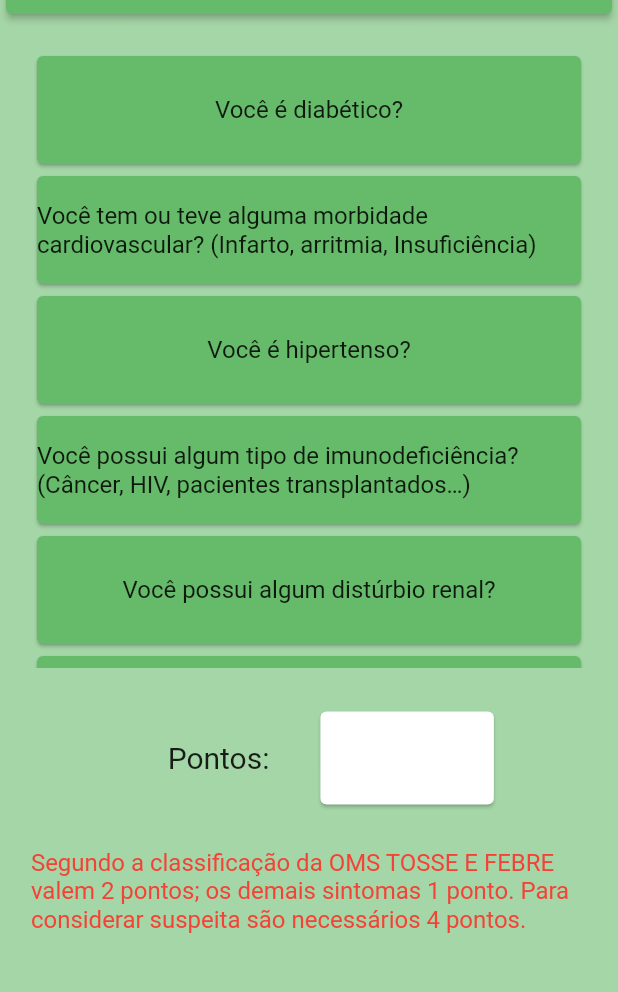
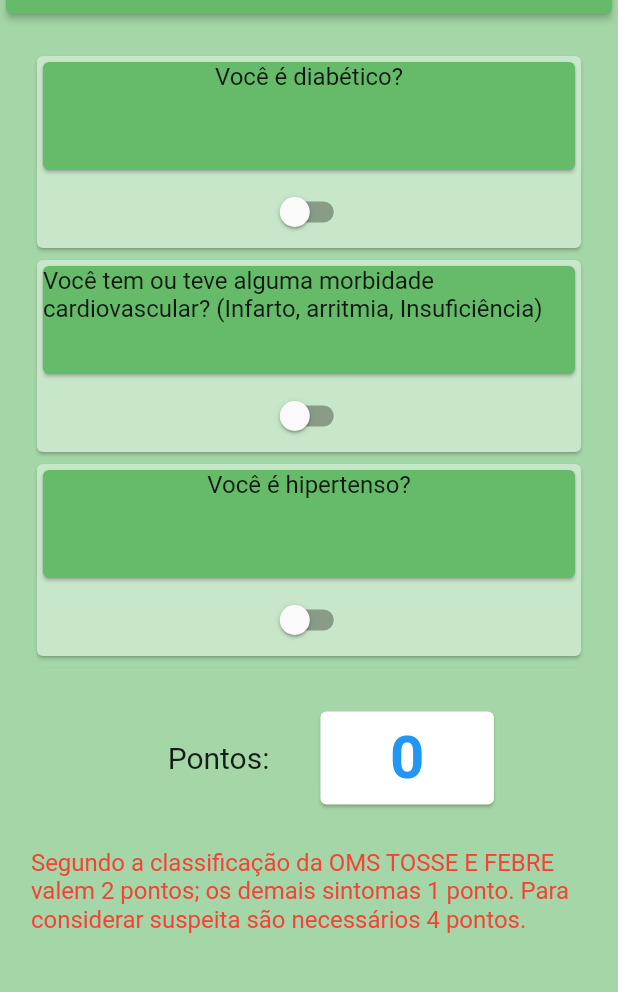
Before and after one commit to FranklinAurelio/Projetos_em_engenharia_da_computacao, a Flutter app: the screen it shows after launch, after a tap on "Anamnese", on a phone screen of 412 x 824 dp, the part 154-1146 px from its top. Run offline on Flutter 3.47's test engine with Material 2 defaults, Android fonts, the light colour scheme and no system bars.

Commit message:
APP: anamnese completa com pontuação

```diff
--- a/covide_app/lib/models/anamnese.dart
+++ b/covide_app/lib/models/anamnese.dart
@@ -3,5 +3,6 @@ import 'package:flutter/material.dart';
 class Project {
   String question;
   bool answer;
-  Project({required this.question, required this.answer});
+  int valor;
+  Project({required this.question, required this.answer, required this.valor});
 }
--- a/covide_app/lib/models/questions.dart
+++ b/covide_app/lib/models/questions.dart
@@ -3,63 +3,91 @@ import 'anamnese.dart';
 
 //listar meus projetos e subir imagem  e descricao no git
 final List<Project> projects = [
-  Project(question: 'Você é diabético?', answer: true),
+  Project(question: 'Você é diabético?', answer: false, valor: 0),
   Project(
       question:
           'Você tem ou teve alguma morbidade cardiovascular? (Infarto, arritmia, Insuficiência)',
-      answer: true),
-  Project(question: 'Você é hipertenso?', answer: true),
+      answer: false,
+      valor: 0),
+  Project(question: 'Você é hipertenso?', answer: false, valor: 0),
   Project(
       question:
           'Você possui algum tipo de imunodeficiência? (Câncer, HIV, pacientes transplantados…)',
-      answer: true),
-  Project(question: 'Você possui algum distúrbio renal?', answer: true),
-  Project(question: 'Você possui algum distúrbio hepático?', answer: true),
-  Project(question: 'Você possui alguma desordem neurológica?', answer: true),
+      answer: false,
+      valor: 0),
+  Project(
+      question: 'Você possui algum distúrbio renal?', answer: false, valor: 0),
+  Project(
+      question: 'Você possui algum distúrbio hepático?',
+      answer: false,
+      valor: 0),
+  Project(
+      question: 'Você possui alguma desordem neurológica?',
+      answer: false,
+      valor: 0),
   Project(
       question:
           'Você possui algum distúrbio respiratório? (Asma, bronquite, Enfisema pulmonar)',
-      answer: true),
-  Project(question: 'Você é fumante?', answer: true),
+      answer: false,
+      valor: 0),
+  Project(question: 'Você é fumante?', answer: false, valor: 0),
   Project(
       question: 'Você teve febre nos últimos dias acima de 37,8°C? ',
-      answer: true),
+      answer: false,
+      valor: 2),
   Project(
       question: 'Você teve tosse nos últimos dias? (com ou sem secreção)',
-      answer: true),
-  Project(question: 'Está com dor de garganta?', answer: true),
+      answer: false,
+      valor: 2),
+  Project(question: 'Está com dor de garganta?', answer: false, valor: 1),
   Project(
       question:
           'Apresentou ou apresenta dificuldade para respirar mesmo com esforços leves ou em repouso?',
-      answer: true),
+      answer: false,
+      valor: 1),
   Project(
       question: 'Você teve/ ou está tendo diarréia nos últimos dias?',
-      answer: true),
-  Project(question: 'Apresenta náuseas ou vômitos?', answer: true),
+      answer: false,
+      valor: 1),
+  Project(question: 'Apresenta náuseas ou vômitos?', answer: false, valor: 1),
   Project(
-      question: 'Tem dor de cefaleia (dor de cabeça) frequente?', answer: true),
+      question: 'Tem dor de cefaleia (dor de cabeça) frequente?',
+      answer: false,
+      valor: 1),
   Project(
       question: 'Tem notado que está sentindo menos o gosto dos alimentos?',
-      answer: true),
+      answer: false,
+      valor: 1),
   Project(
       question: 'Tem notado que está sentindo menos o cheiro das coisas?',
-      answer: true),
-  Project(question: 'Está com coriza? ( Nariz escorrendo?)', answer: true),
-  Project(question: 'Está com o nariz entupido?', answer: true),
+      answer: false,
+      valor: 1),
+  Project(
+      question: 'Está com coriza? ( Nariz escorrendo?)',
+      answer: false,
+      valor: 1),
+  Project(question: 'Está com o nariz entupido?', answer: false, valor: 1),
   Project(
       question: 'Nos últimos 14 dias você manteve o isolamento social?',
-      answer: true),
-  Project(question: 'Nos últimos 14 dias você saiu do país?', answer: true),
+      answer: false,
+      valor: 0),
+  Project(
+      question: 'Nos últimos 14 dias você saiu do país?',
+      answer: false,
+      valor: 0),
   Project(
       question:
           'Nos últimos 14 dias você esteve em alguma unidade de saúde (UBS, Hospitais, PS)?',
-      answer: true),
+      answer: false,
+      valor: 0),
   Project(
       question:
           'Alguém que mora com você trabalha em uma profissão de risco ou essencial? ',
-      answer: true),
+      answer: false,
+      valor: 0),
   Project(
       question:
           'Nos últimos 14 dias você teve contato com alguém que tinha suspeita ou confirmação de COVID-19?',
-      answer: true),
+      answer: false,
+      valor: 0),
 ];
--- a/covide_app/lib/screens/anamnesePage.dart
+++ b/covide_app/lib/screens/anamnesePage.dart
@@ -11,7 +11,16 @@ class Anamnese extends StatefulWidget {
 }
 
 class _AnamneseState extends State<Anamnese> {
+  //bool isSwitched = false;
   ScrollController _controllerOne = ScrollController();
+  final List<bool> isSwitched = <bool>[];
+  int pontos = 0;
+
+  void addListSwitch() {
+    for (var i = 0; i < 24; i++) {
+      this.isSwitched.add(false);
+    }
+  }
 
   Widget listview() {
     return Scrollbar(
@@ -21,7 +30,31 @@ class _AnamneseState extends State<Anamnese> {
         controller: _controllerOne,
         itemCount: projects.length,
         itemBuilder: (BuildContext context, int index) {
-          return AnamneseWidget(projects[index]);
+          return Card(
+              color: Colors.green[100],
+              child: Column(
+                children: [
+                  AnamneseWidget(
+                    projects[index],
+                  ),
+                  Switch(
+                    value: projects[index].answer,
+                    onChanged: (value) {
+                      setState(() {
+                        projects[index].answer = value;
+                        if (projects[index].answer == true) {
+                          pontos = pontos + projects[index].valor;
+                        } else {
+                          pontos = pontos - projects[index].valor;
+                        }
+                        print(pontos);
+                      });
+                    },
+                    activeTrackColor: Colors.cyan,
+                    activeColor: Colors.teal[700],
+                  )
+                ],
+              ));
         },
       ),
     );
@@ -100,13 +133,37 @@ class _AnamneseState extends State<Anamnese> {
                   SizedBox(
                     width: 30,
                   ),
-                  Container(
+                  this.pontos < 4
+                      ? Container(
                           height: 70,
                           width: MediaQuery.of(context).size.width * 0.3,
                           child: Card(
                               color: Colors.white,
+                              child: Center(
+                                child: Text(
+                                  this.pontos.toString(),
+                                  style: TextStyle(
+                                      fontSize: 40,
+                                      color: Colors.blue,
+                                      fontWeight: FontWeight.bold),
                                 ),
+                              )),
+                        )
+                      : Container(
+                          height: 70,
+                          width: MediaQuery.of(context).size.width * 0.3,
+                          child: Card(
+                              color: Colors.white,
+                              child: Center(
+                                child: Text(
+                                  this.pontos.toString(),
+                                  style: TextStyle(
+                                      fontSize: 40,
+                                      color: Colors.red,
+                                      fontWeight: FontWeight.bold),
                                 ),
+                              )),
+                        )
                 ],
               ),
             ),
--- a/covide_app/lib/screens/homepage.dart
+++ b/covide_app/lib/screens/homepage.dart
@@ -117,7 +117,7 @@ class _MyHomePageState extends State<MyHomePage> {
                       elevation: 3,
                       child: Center(
                         child: Text(
-                          'IA',
+                          'Buscar ponto de vacinação',
                           style: TextStyle(
                               fontSize: 20,
                               fontWeight: FontWeight.bold,
--- a/covide_app/lib/widgets/anamnese.dart
+++ b/covide_app/lib/widgets/anamnese.dart
@@ -1,4 +1,5 @@
 import 'package:covide_app/models/anamnese.dart';
+import 'package:covide_app/widgets/switch.dart';
 import 'package:flutter/material.dart';
 
 class AnamneseWidget extends StatelessWidget {
@@ -10,17 +11,22 @@ class AnamneseWidget extends StatelessWidget {
   Widget build(BuildContext context) {
     final width = MediaQuery.of(context).size.width;
     final height = MediaQuery.of(context).size.height;
+    //bool isSwitched = false;
     return Container(
       width: MediaQuery.of(context).size.width * 0.9,
       height: 80,
       child: Card(
           color: Colors.green[400],
           child: Center(
-            child: Text(
-              _project.question,
-              style: TextStyle(fontSize: 16),
-            ),
-          )),
+              child: Column(
+            children: [
+              Text(
+                _project.question,
+                style: TextStyle(fontSize: 16),
+              ),
+              //SwitchSelect()
+            ],
+          ))),
     );
   }
 }
--- /dev/null
+++ b/covide_app/lib/widgets/switch.dart
@@ -0,0 +1,28 @@
+import 'package:flutter/material.dart';
+
+class SwitchSelect extends StatefulWidget {
+  @override
+  _SwitchSelectState createState() => _SwitchSelectState();
+}
+
+class _SwitchSelectState extends State<SwitchSelect> {
+  bool isSwitched = false;
+
+  @override
+  Widget build(BuildContext context) {
+    return Scaffold(
+        body: Center(
+      child: Switch(
+        value: isSwitched,
+        onChanged: (value) {
+          setState(() {
+            isSwitched = value;
+            print(isSwitched);
+          });
+        },
+        activeTrackColor: Colors.yellow,
+        activeColor: Colors.orangeAccent,
+      ),
+    ));
+  }
+}
```
Also changed, not shown: 1 other file. Lines whose indentation alone changed are shown as unchanged.
